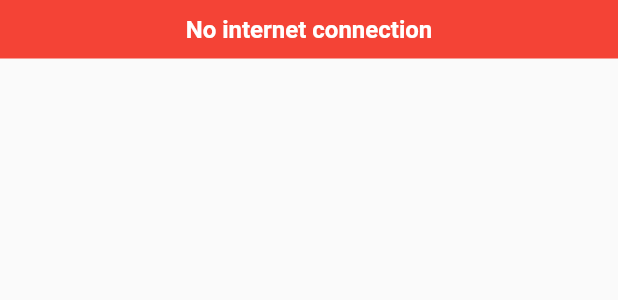
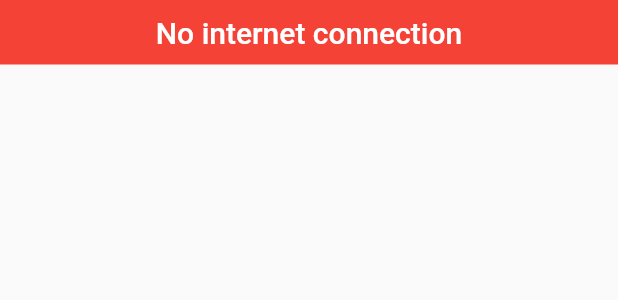
Before and after one commit to Becca-Saka/connection_status, a Flutter app: the _NoConnectivityBanner widget shown alone on an empty page, opened directly, on a phone screen of 412 x 824 dp. Shown: the top 300 px of the screen. Run offline on Flutter 3.47's test engine with Material 2 defaults, Android fonts, the phone set to English and light mode, and no system bars; our stand-ins replace connectivity_plus, internet_connection_checker.

Commit message:
ref: Changed theme of default connection widget

```diff
--- a/lib/src/connection_status.dart
+++ b/lib/src/connection_status.dart
@@ -1,4 +1,4 @@
-import 'package:connection_status/src/connection_utill.dart';
+import 'package:connection_status/src/connection_util.dart';
 import 'package:flutter/material.dart';
 
 /// Callback to be called when the phone is in offline mode
@@ -88,13 +88,16 @@ class _ConnectionWidgetState extends State<ConnectionWidget>
                           curve: Curves.fastOutSlowIn,
                         ))),
                         child: Material(
-                              child: widget.offlineBanner ??
-                                  _NoConnectivityBanner()))
+                          child:
+                              widget.offlineBanner ?? _NoConnectivityBanner(),
+                        ),
+                      )
                     : widget.offlineBanner ?? _NoConnectivityBanner(),
               )
           ],
         );
-        });
+      },
+    );
   }
 }
 
@@ -107,12 +110,15 @@ class _NoConnectivityBanner extends StatelessWidget {
         padding: const EdgeInsets.all(10),
         width: double.infinity,
         color: Colors.red,
-          child: const Text(
+        child: Text(
           "No internet connection",
-            style: TextStyle(
-                fontSize: 16, color: Colors.white, fontWeight: FontWeight.bold),
           textAlign: TextAlign.center,
-          )),
+          style: Theme.of(context)
+              .textTheme
+              .titleLarge
+              ?.copyWith(color: Colors.white),
+        ),
+      ),
     );
   }
 }
```
Also changed, not shown: example/lib/main.dart (+14 -14 lines), lib/src/connection_util.dart (renamed from lib/src/connection_utill.dart), 3 other files. Lines whose indentation alone changed are shown as unchanged.
